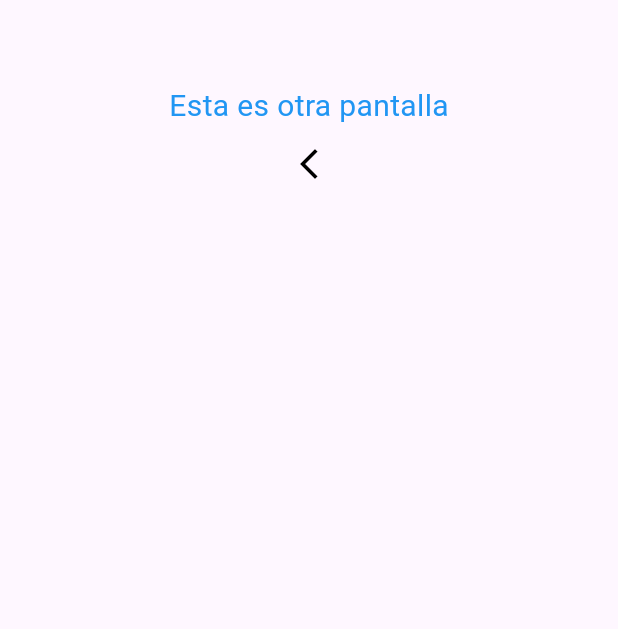
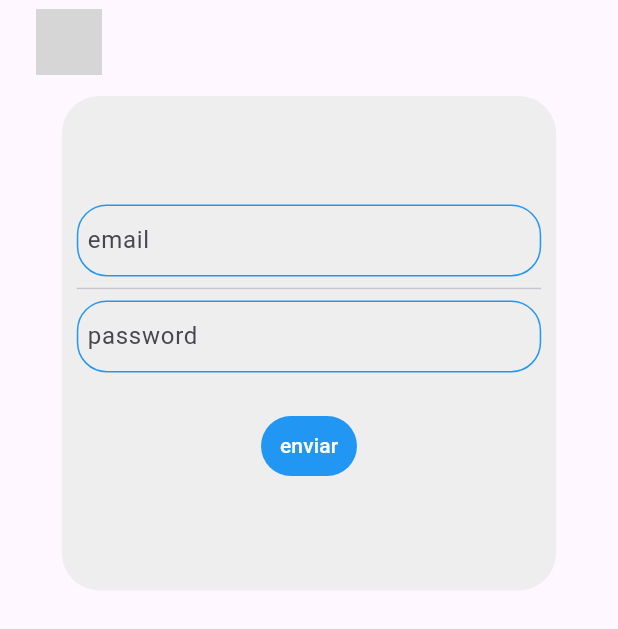
Before and after one commit to mrrern/gmail_clone, a Flutter app: the ScreenSign screen opened by its route, on a phone screen of 412 x 824 dp. Shown: the top 629 px of the screen. Run offline on Flutter 3.47's test engine with Material 3 defaults, Android fonts, the phone set to English and light mode, and no system bars; our stand-ins replace go_router, google_fonts; network calls fail; grey boxes are pictures that could not be loaded.

Commit message:
nuevas pantallas y logica

```diff
--- a/lib/routes/imports.dart
+++ b/lib/routes/imports.dart
@@ -19,6 +19,7 @@ export 'package:gmail_clone/app.dart';
 export 'package:gmail_clone/screens/inicial.dart';
 export 'package:gmail_clone/screens/iniciar_sesion.dart';
 export 'package:gmail_clone/screens/sign_up.dart';
+export 'package:gmail_clone/screens/dashboard.dart';
 
 //Widgets personalizados
 // Todos los widgets reutilizables que vayamos a contruir
--- a/lib/routes/routes.dart
+++ b/lib/routes/routes.dart
@@ -7,5 +7,6 @@ final GoRouter routes = GoRouter(
     GoRoute(path: "/", builder: (context, state) => PortalInicial()),
     GoRoute(path: '/iniciar_sesion', builder: (context, state) => Pantalla2()),
     GoRoute(path: "/crear_cuenta", builder: (context, state) => ScreenSign()),
+    GoRoute(path: '/dashboard', builder: (context, state) => Dashboard())
   ],
 );
--- /dev/null
+++ b/lib/screens/dashboard.dart
@@ -0,0 +1,16 @@
+import 'package:gmail_clone/routes/imports.dart';
+
+
+class Dashboard extends StatelessWidget {
+  const Dashboard({super.key});
+
+  @override
+  Widget build(BuildContext context) {
+    return Scaffold(
+      appBar: AppBar(),
+      body: Center(
+        child: Text("aqui iniciaste sesin"),
+      ),
+    );
+  }
+}
--- a/lib/screens/inicial.dart
+++ b/lib/screens/inicial.dart
@@ -62,7 +62,7 @@ class _PortalInicialState extends State<PortalInicial> {
                   children: [
                     GestureDetector(
                       onTap: () {
-                        context.pushReplacementNamed('/crear_cuenta');
+                        context.go("/crear_cuenta");
                       },
 
                       child: Container(
@@ -90,9 +90,13 @@ class _PortalInicialState extends State<PortalInicial> {
                       ),
                     ),
                     Container(
-                      decoration: BoxDecoration(color: blue),
+                      decoration: BoxDecoration(color: blue, borderRadius: BorderRadius.only(
+                            topRight: Radius.circular(7),
+                            bottomRight: Radius.circular(7),
+                          ),),
                       width: 50,
                       height: 50,
+                      child: Icon(Icons.arrow_drop_down, color: white,),
                     ),
                   ],
                 ),
--- a/lib/screens/sign_up.dart
+++ b/lib/screens/sign_up.dart
@@ -1,31 +1,184 @@
 import 'package:gmail_clone/routes/imports.dart';
 
-class ScreenSign extends StatelessWidget {
+class ScreenSign extends StatefulWidget {
   const ScreenSign({super.key});
+
+  @override
+  State<ScreenSign> createState() => _ScreenSignState();
+}
+
+class _ScreenSignState extends State<ScreenSign> {
+  String email = '';
+  String password = '';
+  bool isLoading = false;
+  String? error = '';
+
+  TextEditingController emailController = TextEditingController();
+  TextEditingController passwordController = TextEditingController();
+
+  void login() {
+    setState(() {
+      isLoading = true;
+      error = null;
+    });
+
+    email = emailController.text;
+    password = passwordController.text;
+
+    if (email.isEmpty || password.isEmpty) {
+
+       ScaffoldMessenger.of(context).showSnackBar(
+        const SnackBar(content: Text("Email vacio o password Vacio")
+      ));
+    }
+
+
+    if (email.isNotEmpty && password.isNotEmpty) {
+      context.go('/dashboard');
+    } else {
+      ScaffoldMessenger.of(context).showSnackBar(
+        const SnackBar(content: Text("Faltan los datos")
+      ));
+    }
+  }
 
   @override
   Widget build(BuildContext context) {
     return Scaffold(
-      appBar: AppBar(),
-      body: Center(
-        child: Column(
-          children: [
-            Text(
-              "Esta es otra pantalla",
-              style: TextStyle(color: blue, fontSize: 20),
-            ),
-            IconButton(
-              color: yellow,
-              onPressed: () {
-                context.go('/');
+      appBar: AppBar(
+        backgroundColor: Colors.transparent,
+        title: Container(
+          padding: EdgeInsets.all(8),
+          height: 60,
+          width: 60,
+          child: Image.network(
+            'https://encrypted-tbn0.gstatic.com/images?q=tbn:ANd9GcQQExly8Xk3GWUOkmUGETvVobduKHck3ivnVA&s',
+            fit: BoxFit.cover,
+          ),
+        ),
+      ),
+      body: SingleChildScrollView(
+        child: Padding(
+          padding: const EdgeInsets.all(8.0),
+          child: Column(
+            crossAxisAlignment: CrossAxisAlignment.center,
+            mainAxisSize: MainAxisSize.min,
+            children: [
+              Center(
+                child: Container(
+                  width: MediaQuery.of(context).size.width * .8,
+                  height: MediaQuery.of(context).size.height * .4,
+                  decoration: BoxDecoration(
+                    color: Colors.grey[200],
+                    borderRadius: BorderRadius.circular(25),
+                  ),
+                  child: Form(
+                    autovalidateMode: AutovalidateMode.onUnfocus,
+                    child: Padding(
+                      padding: const EdgeInsets.all(10.0),
+                      child: Column(
+                        mainAxisAlignment: MainAxisAlignment.center,
+                        children: [
+                          TextField(
+                            keyboardType: TextInputType.emailAddress,
 
+                            controller: emailController,
+                            autocorrect: false,
 
-              },
-              icon: Icon(Icons.arrow_back_ios_new, color: Colors.black),
-            ),
-          ],
+                            decoration: InputDecoration(
+                              border: InputBorder.none,
+                              enabled: true,
+                              focusColor: blue,
+                              fillColor: blue,
+                              hintText: "email",
+
+                              contentPadding: EdgeInsets.all(2),
+                              errorBorder: OutlineInputBorder(
+                                borderSide: BorderSide(color: red),
+                                borderRadius: BorderRadius.circular(20),
+                                gapPadding: 5,
+                              ),
+                              focusedBorder: OutlineInputBorder(
+                                borderSide: BorderSide(color: blue),
+                                gapPadding: 5,
+                                borderRadius: BorderRadius.circular(20),
+                              ),
+                              enabledBorder: OutlineInputBorder(
+                                borderSide: BorderSide(color: blue),
+                                borderRadius: BorderRadius.circular(20),
+                                gapPadding: 5,
+                              ),
+                            ),
+                          ),
+                          Divider(),
+                          CustomTextField(
+                            hint: "password",
+                            controller: passwordController,
+                          ),
+
+                          SizedBox(height: 25),
+
+                          TextButton(
+                            onPressed: () {
+                              login();
+                            },
+                            style: ButtonStyle(
+                              backgroundColor: WidgetStatePropertyAll(blue),
+                            ),
+                            child: Text(
+                              "enviar",
+                              style: TextStyle(color: white),
+                            ),
+                          ),
+                        ],
+                      ),
+                    ),
+                  ),
+                ),
+              ),
+            ],
+          ),
         ),
       ),
     );
   }
 }
+
+class CustomTextField extends StatelessWidget {
+  String hint;
+  TextEditingController? controller;
+  CustomTextField({super.key, required this.hint, required this.controller});
+
+  @override
+  Widget build(BuildContext context) {
+    return TextField(
+      controller: controller,
+      autocorrect: false,
+
+      decoration: InputDecoration(
+        border: InputBorder.none,
+        enabled: true,
+        focusColor: blue,
+        fillColor: blue,
+        hintText: hint,
+
+        contentPadding: EdgeInsets.all(2),
+        errorBorder: OutlineInputBorder(
+          borderSide: BorderSide(color: red),
+          borderRadius: BorderRadius.circular(20),
+          gapPadding: 5,
+        ),
+        focusedBorder: OutlineInputBorder(
+          borderSide: BorderSide(color: blue),
+          gapPadding: 5,
+          borderRadius: BorderRadius.circular(20),
+        ),
+        enabledBorder: OutlineInputBorder(
+          borderSide: BorderSide(color: blue),
+          borderRadius: BorderRadius.circular(20),
+          gapPadding: 5,
+        ),
+      ),
+    );
+  }
+}
```
Also changed, not shown: pubspec.lock.
